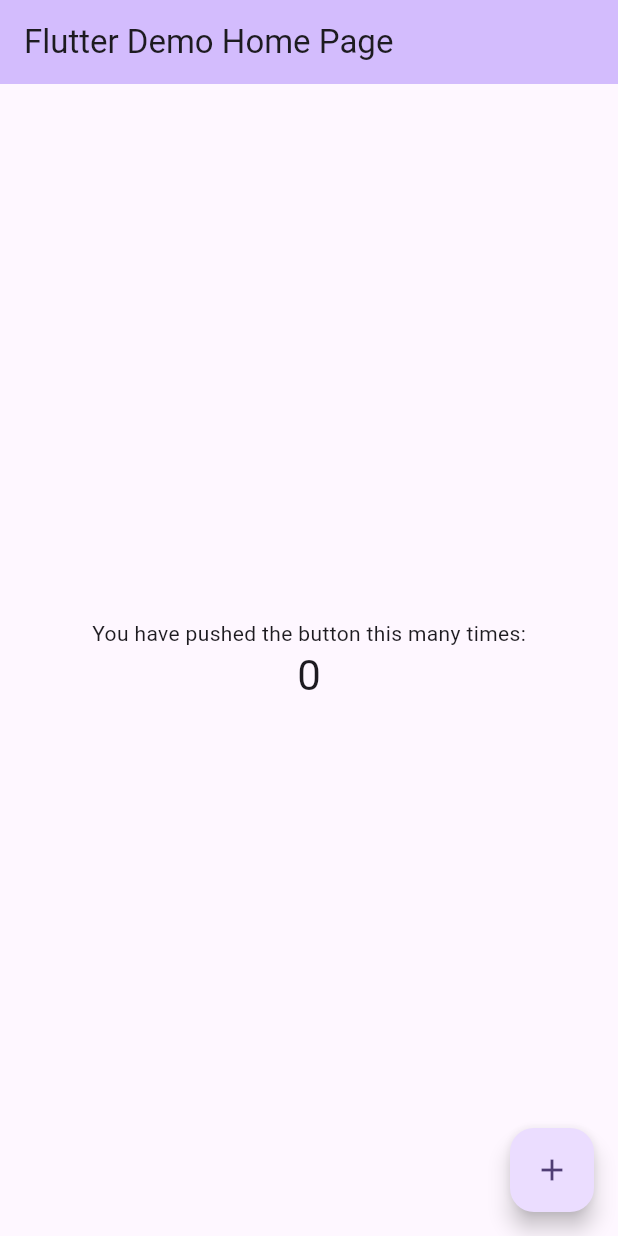
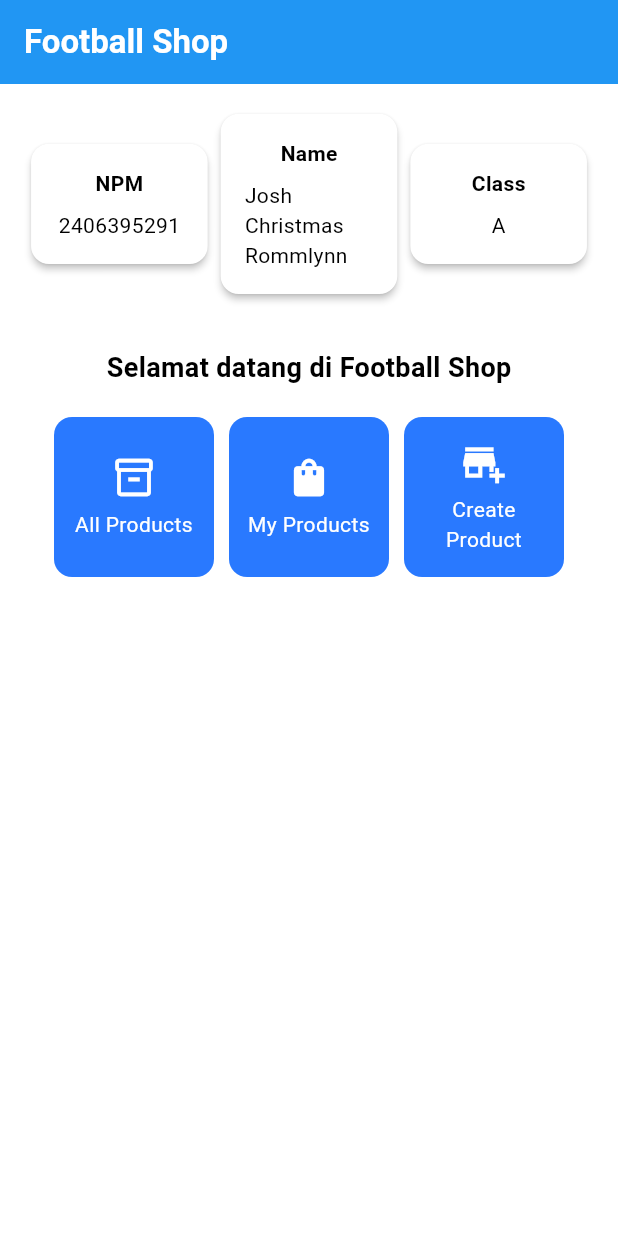
Before and after one commit to joshcr25/football-shop-mobile, a Flutter app: the screen it shows after launch, on a phone screen of 412 x 824 dp. Run offline on Flutter 3.47's test engine with Material 3 defaults, Android fonts, the phone set to English and light mode, and no system bars.

Commit message:
Membuat program Flutter baru sesuai dengan tutorial

```diff
--- a/lib/main.dart
+++ b/lib/main.dart
@@ -1,3 +1,4 @@
+import 'package:football_shop/menu.dart';
 import 'package:flutter/material.dart';
 
 void main() {
@@ -28,95 +29,10 @@ class MyApp extends StatelessWidget {
         //
         // This works for code too, not just values: Most code changes can be
         // tested with just a hot reload.
-        colorScheme: ColorScheme.fromSeed(seedColor: Colors.deepPurple),
+         colorScheme: ColorScheme.fromSwatch(primarySwatch: Colors.blue)
+ .copyWith(secondary: Colors.blueAccent[400]),
       ),
-      home: const MyHomePage(title: 'Flutter Demo Home Page'),
+      home: MyHomePage(),
     );
   }
 }
-
-class MyHomePage extends StatefulWidget {
-  const MyHomePage({super.key, required this.title});
-
-  // This widget is the home page of your application. It is stateful, meaning
-  // that it has a State object (defined below) that contains fields that affect
-  // how it looks.
-
-  // This class is the configuration for the state. It holds the values (in this
-  // case the title) provided by the parent (in this case the App widget) and
-  // used by the build method of the State. Fields in a Widget subclass are
-  // always marked "final".
-
-  final String title;
-
-  @override
-  State<MyHomePage> createState() => _MyHomePageState();
-}
-
-class _MyHomePageState extends State<MyHomePage> {
-  int _counter = 0;
-
-  void _incrementCounter() {
-    setState(() {
-      // This call to setState tells the Flutter framework that something has
-      // changed in this State, which causes it to rerun the build method below
-      // so that the display can reflect the updated values. If we changed
-      // _counter without calling setState(), then the build method would not be
-      // called again, and so nothing would appear to happen.
-      _counter++;
-    });
-  }
-
-  @override
-  Widget build(BuildContext context) {
-    // This method is rerun every time setState is called, for instance as done
-    // by the _incrementCounter method above.
-    //
-    // The Flutter framework has been optimized to make rerunning build methods
-    // fast, so that you can just rebuild anything that needs updating rather
-    // than having to individually change instances of widgets.
-    return Scaffold(
-      appBar: AppBar(
-        // TRY THIS: Try changing the color here to a specific color (to
-        // Colors.amber, perhaps?) and trigger a hot reload to see the AppBar
-        // change color while the other colors stay the same.
-        backgroundColor: Theme.of(context).colorScheme.inversePrimary,
-        // Here we take the value from the MyHomePage object that was created by
-        // the App.build method, and use it to set our appbar title.
-        title: Text(widget.title),
-      ),
-      body: Center(
-        // Center is a layout widget. It takes a single child and positions it
-        // in the middle of the parent.
-        child: Column(
-          // Column is also a layout widget. It takes a list of children and
-          // arranges them vertically. By default, it sizes itself to fit its
-          // children horizontally, and tries to be as tall as its parent.
-          //
-          // Column has various properties to control how it sizes itself and
-          // how it positions its children. Here we use mainAxisAlignment to
-          // center the children vertically; the main axis here is the vertical
-          // axis because Columns are vertical (the cross axis would be
-          // horizontal).
-          //
-          // TRY THIS: Invoke "debug painting" (choose the "Toggle Debug Paint"
-          // action in the IDE, or press "p" in the console), to see the
-          // wireframe for each widget.
-          mainAxisAlignment: MainAxisAlignment.center,
-          children: <Widget>[
-            const Text('You have pushed the button this many times:'),
-            Text(
-              '$_counter',
-              style: Theme.of(context).textTheme.headlineMedium,
-            ),
-          ],
-        ),
-      ),
-      floatingActionButton: FloatingActionButton(
-        onPressed: _incrementCounter,
-        tooltip: 'Increment',
-        child: const Icon(Icons.add),
-      ), // This trailing comma makes auto-formatting nicer for build methods.
-    );
-  }
-}
--- /dev/null
+++ b/lib/menu.dart
@@ -0,0 +1,188 @@
+import 'package:flutter/material.dart';
+
+class MyHomePage extends StatelessWidget {
+    MyHomePage({super.key}); //sudah ada pada code sebelumnya
+
+    final String nama = "Josh Christmas Rommlynn"; //nama
+    final String npm = "2406395291"; //npm
+    final String kelas = "A"; //kelas
+
+    final List<ItemHomepage> items = [
+    ItemHomepage("All Products", Icons.inventory_2_outlined),
+    ItemHomepage("My Products", Icons.shopping_bag, color: Colors.green),
+    ItemHomepage("Create Product", Icons.add_business, color: Colors.red),
+  ];
+  @override
+    Widget build(BuildContext context) {
+    // Scaffold menyediakan struktur dasar halaman dengan AppBar dan body.
+    return Scaffold(
+      // AppBar adalah bagian atas halaman yang menampilkan judul.
+      appBar: AppBar(
+        // Judul aplikasi "Football Shop" dengan teks putih dan tebal.
+        title: const Text(
+          'Football Shop',
+          style: TextStyle(
+            color: Colors.white,
+            fontWeight: FontWeight.bold,
+          ),
+        ),
+        // Warna latar belakang AppBar diambil dari skema warna tema aplikasi.
+        backgroundColor: Theme.of(context).colorScheme.primary,
+      ),
+      // Body halaman dengan padding di sekelilingnya.
+      body: Padding(
+        padding: const EdgeInsets.all(16.0),
+        // Menyusun widget secara vertikal dalam sebuah kolom.
+        child: Column(
+          crossAxisAlignment: CrossAxisAlignment.center,
+          children: [
+            // Row untuk menampilkan 3 InfoCard secara horizontal.
+            Row(
+              mainAxisAlignment: MainAxisAlignment.spaceEvenly,
+              children: [
+                InfoCard(title: 'NPM', content: npm),
+                InfoCard(title: 'Name', content: nama),
+                InfoCard(title: 'Class', content: kelas),
+              ],
+            ),
+
+            // Memberikan jarak vertikal 16 unit.
+            const SizedBox(height: 16.0),
+
+            // Menempatkan widget berikutnya di tengah halaman.
+            Center(
+              child: Column(
+                // Menyusun teks dan grid item secara vertikal.
+
+                children: [
+                  // Menampilkan teks sambutan dengan gaya tebal dan ukuran 18.
+                  const Padding(
+                    padding: EdgeInsets.only(top: 16.0),
+                    child: Text(
+                      'Selamat datang di Football Shop',
+                      style: TextStyle(
+                        fontWeight: FontWeight.bold,
+                        fontSize: 18.0,
+                      ),
+                    ),
+                  ),
+
+                  // Grid untuk menampilkan ItemCard dalam bentuk grid 3 kolom.
+                  GridView.count(
+                    primary: true,
+                    padding: const EdgeInsets.all(20),
+                    crossAxisSpacing: 10,
+                    mainAxisSpacing: 10,
+                    crossAxisCount: 3,
+                    // Agar grid menyesuaikan tinggi kontennya.
+                    shrinkWrap: true,
+
+                    // Menampilkan ItemCard untuk setiap item dalam list items.
+                    children: items.map((ItemHomepage item) {
+                      return ItemCard(item);
+                    }).toList(),
+                  ),
+                ],
+              ),
+            ),
+          ],
+        ),
+      ),
+    );
+  }
+}
+
+class InfoCard extends StatelessWidget {
+  // Kartu informasi yang menampilkan title dan content.
+
+  final String title;  // Judul kartu.
+  final String content;  // Isi kartu.
+
+  const InfoCard({super.key, required this.title, required this.content});
+
+  @override
+  Widget build(BuildContext context) {
+    return Card(
+      // Membuat kotak kartu dengan bayangan dibawahnya.
+      elevation: 2.0,
+      child: Container(
+        // Mengatur ukuran dan jarak di dalam kartu.
+        width: MediaQuery.of(context).size.width / 3.5, // menyesuaikan dengan lebar device yang digunakan.
+        padding: const EdgeInsets.all(16.0),
+        // Menyusun title dan content secara vertikal.
+        child: Column(
+          children: [
+            Text(
+              title,
+              style: const TextStyle(fontWeight: FontWeight.bold),
+            ),
+            const SizedBox(height: 8.0),
+            Text(content),
+          ],
+        ),
+      ),
+    );
+  }
+}
+
+class ItemHomepage {
+ final String name;
+ final IconData icon;
+ final Color? color;
+
+ ItemHomepage(this.name, this.icon, {this.color});
+
+}
+
+class ItemCard extends StatelessWidget {
+  // Menampilkan kartu dengan ikon dan nama.
+
+  final ItemHomepage item;
+
+  const ItemCard(this.item, {super.key});
+
+  @override
+  Widget build(BuildContext context) {
+    return Material(
+      // Menentukan warna latar belakang dari tema aplikasi.
+      color: Theme.of(context).colorScheme.secondary,
+      // Membuat sudut kartu melengkung.
+      borderRadius: BorderRadius.circular(12),
+
+      child: InkWell(
+        // Aksi ketika kartu ditekan.
+        onTap: () {
+          // Menampilkan pesan SnackBar saat kartu ditekan.
+          ScaffoldMessenger.of(context)
+            ..hideCurrentSnackBar()
+            ..showSnackBar(
+              SnackBar(content: Text("Kamu telah menekan tombol ${item.name}!"))
+            );
+        },
+        // Container untuk menyimpan Icon dan Text
+        child: Container(
+          padding: const EdgeInsets.all(8),
+          child: Center(
+            child: Column(
+              // Menyusun ikon dan teks di tengah kartu.
+              mainAxisAlignment: MainAxisAlignment.center,
+              children: [
+                Icon(
+                  item.icon,
+                  color: Colors.white,
+                  size: 30.0,
+                ),
+                const Padding(padding: EdgeInsets.all(3)),
+                Text(
+                  item.name,
+                  textAlign: TextAlign.center,
+                  style: const TextStyle(color: Colors.white),
+                ),
+              ],
+            ),
+          ),
+        ),
+      ),
+    );
+  }
+}
```
